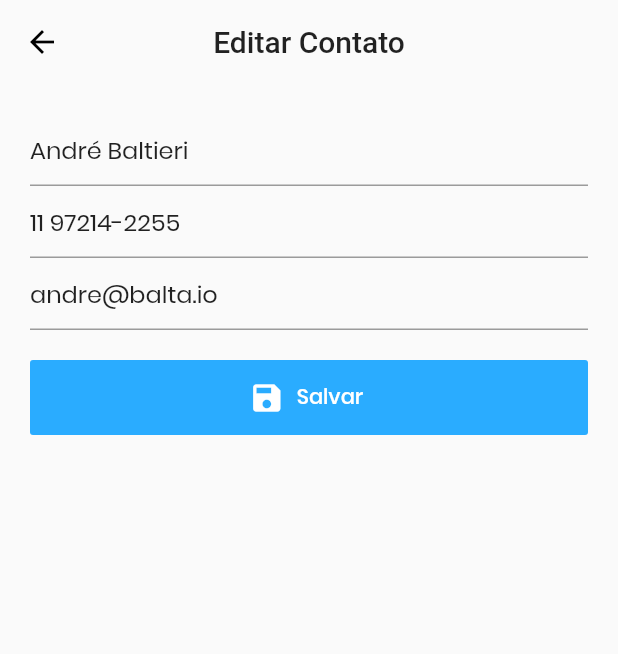
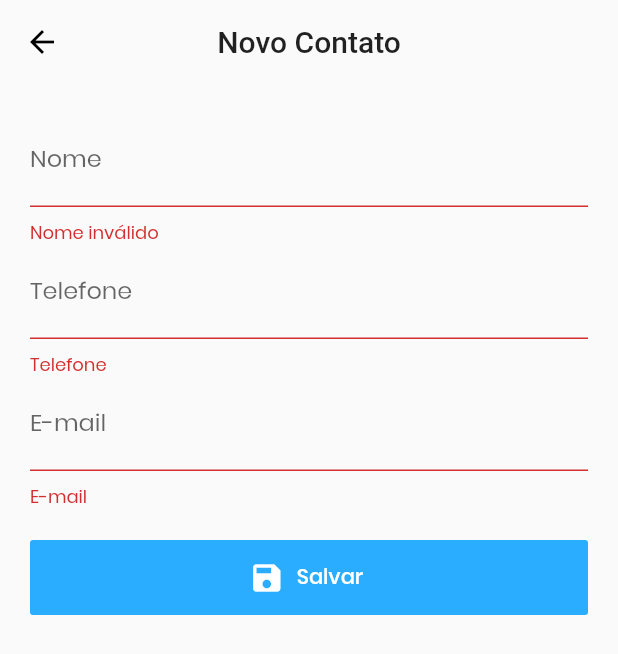
Before and after one commit to JailtonJunior94/balta.io-contacts-app, a Flutter app: the EditorContactView screen opened directly, after a tap on "Salvar", on a phone screen of 412 x 824 dp. Shown: the top 654 px of the screen. Run offline on Flutter 3.47's test engine with Material 2 defaults, Android fonts, the phone set to English and light mode, and no system bars; our stand-ins replace flutter_mobx, mobx, sqflite; accounts and stored records are empty; generated files the repository leaves out were written again.

Commit message:
Finalização do CRUD de contatos

```diff
--- a/lib/android/styles.dart
+++ b/lib/android/styles.dart
@@ -1,8 +1,10 @@
 import 'package:flutter/material.dart';
 
+import 'package:contact_app/shared/styles.dart';
+
 const brightness = Brightness.light;
-const primaryColor = const Color(0xFF2AACFF);
-const accentColor = const Color(0xFFFFFFFF);
+const primaryColor = basePrimaryColor;
+const accentColor = baseAccentColor;
 
 ThemeData androidTheme() {
   return ThemeData(
--- a/lib/android/views/editor-contact.view.dart
+++ b/lib/android/views/editor-contact.view.dart
@@ -1,16 +1,72 @@
-import 'package:contact_app/models/contact.model.dart';
 import 'package:flutter/material.dart';
 
-class EditorContactView extends StatelessWidget {
+import 'package:contact_app/models/contact.model.dart';
+import 'package:contact_app/android/views/home.view.dart';
+import 'package:contact_app/repositories/contact.repository.dart';
+
+class EditorContactView extends StatefulWidget {
   final ContactModel model;
 
   EditorContactView({this.model});
 
   @override
+  _EditorContactViewState createState() => _EditorContactViewState();
+}
+
+class _EditorContactViewState extends State<EditorContactView> {
+  final _scaffoldKey = new GlobalKey<ScaffoldState>();
+  final _formKey = new GlobalKey<FormState>();
+  final _repository = ContactRepository();
+
+  onSubmit() {
+    if (!_formKey.currentState.validate()) {
+      return;
+    }
+    _formKey.currentState.save();
+
+    if (widget.model.id == 0)
+      create();
+    else
+      update();
+  }
+
+  create() {
+    widget.model.id = null;
+    widget.model.image = null;
+
+    _repository.create(widget.model).then((_) {
+      onSuccess();
+    }).catchError((_) {
+      onError();
+    });
+  }
+
+  update() {
+    _repository.update(widget.model).then((_) {
+      onSuccess();
+    }).catchError((_) {
+      onError();
+    });
+  }
+
+  onSuccess() {
+    Navigator.push(
+        context, MaterialPageRoute(builder: (context) => HomeView()));
+  }
+
+  onError() {
+    final snackBar = SnackBar(content: Text("Ops, algo deu errado!"));
+    _scaffoldKey.currentState.showSnackBar(snackBar);
+  }
+
+  @override
   Widget build(BuildContext context) {
     return Scaffold(
+      key: _scaffoldKey,
       appBar: AppBar(
-        title: model == null ? Text("Novo Contato") : Text("Editar Contato"),
+        title: widget.model.id == 0
+            ? Text("Novo Contato")
+            : Text("Editar Contato"),
         centerTitle: true,
         backgroundColor: Colors.transparent,
         elevation: 0,
@@ -18,24 +74,50 @@ class EditorContactView extends StatelessWidget {
       body: SingleChildScrollView(
         padding: EdgeInsets.all(20),
         child: Form(
+          key: _formKey,
           child: Column(
             children: <Widget>[
               TextFormField(
-                initialValue: model?.name,
-                onSaved: (val) {
-                  model.name = val;
+                decoration: InputDecoration(labelText: "Nome"),
+                keyboardType: TextInputType.text,
+                textCapitalization: TextCapitalization.words,
+                initialValue: widget.model?.name,
+                onChanged: (val) {
+                  widget.model.name = val;
+                },
+                validator: (value) {
+                  if (value.isEmpty) {
+                    return "Nome inválido";
+                  }
+                  return null;
                 },
               ),
               TextFormField(
-                initialValue: model?.phone,
-                onSaved: (val) {
-                  model.phone = val;
+                decoration: InputDecoration(labelText: "Telefone"),
+                keyboardType: TextInputType.number,
+                initialValue: widget.model?.phone,
+                onChanged: (val) {
+                  widget.model.phone = val;
+                },
+                validator: (value) {
+                  if (value.isEmpty) {
+                    return "Telefone";
+                  }
+                  return null;
                 },
               ),
               TextFormField(
-                initialValue: model?.email,
-                onSaved: (val) {
-                  model.email = val;
+                decoration: InputDecoration(labelText: "E-mail"),
+                keyboardType: TextInputType.emailAddress,
+                initialValue: widget.model?.email,
+                onChanged: (val) {
+                  widget.model.email = val;
+                },
+                validator: (value) {
+                  if (value.isEmpty) {
+                    return "E-mail";
+                  }
+                  return null;
                 },
               ),
               SizedBox(
@@ -46,7 +128,7 @@ class EditorContactView extends StatelessWidget {
                 height: 50,
                 child: FlatButton.icon(
                   color: Theme.of(context).primaryColor,
-                  onPressed: () {},
+                  onPressed: onSubmit,
                   icon: Icon(
                     Icons.save,
                     color: Theme.of(context).accentColor,
--- /dev/null
+++ b/lib/shared/styles.dart
@@ -0,0 +1,4 @@
+import 'package:flutter/widgets.dart';
+
+const basePrimaryColor = const Color(0xFF2AACFF);
+const baseAccentColor = const Color(0xFFFFFFFF);
--- a/pubspec.yaml
+++ b/pubspec.yaml
@@ -31,10 +31,14 @@ dependencies:
   path:
   url_launcher: ^5.4.10
   local_auth: ^0.6.2+3
+  mobx: ^0.4.0
+  flutter_mobx: ^0.3.4
 
 dev_dependencies:
   flutter_test:
     sdk: flutter
+  build_runner:
+  mobx_codegen:
 
 # For information on the generic Dart part of this file, see the
 # following page: https://dart.dev/tools/pub/pubspec
```
Also changed, not shown: lib/android/views/details.view.dart (+115 -85 lines), lib/android/views/home.view.dart (+34 -48 lines), lib/android/views/loading.view.dart (added, +14 -0 lines), lib/android/widgets/contact-list-item.widget.dart (added, +46 -0 lines), lib/android/widgets/search-appbar.widget.dart (added, +44 -0 lines), lib/controllers/home.controller.dart (added, +29 -0 lines), lib/shared/widgets/contact-details-description.widget.dart (added, +42 -0 lines), lib/shared/widgets/contact-details-image.widget.dart (added, +36 -0 lines), lib/controllers/home.controller.g.dart (added), pubspec.lock.
